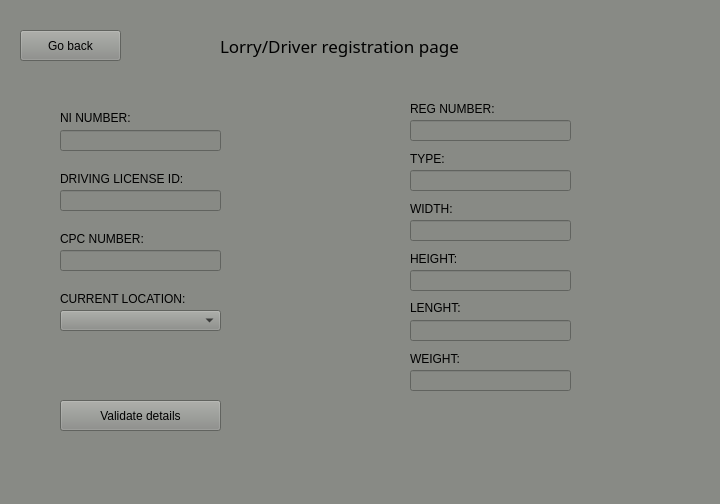
First picture: the form in sdi_app/gui/application.ui, repository FratiaXd/SDI, before the edit.
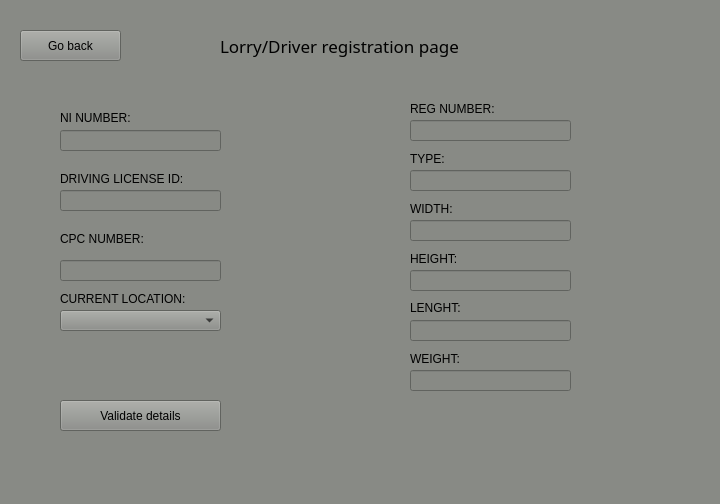
Second picture: the form after the edit. The open tabs and pages were chosen to show the change.

The edit to the form file:
```diff
--- a/sdi_app/gui/application.ui
+++ b/sdi_app/gui/application.ui
@@ -343,8 +343,8 @@
     <widget class="QLineEdit" name="lineEdit_5">
      <property name="geometry">
       <rect>
-       <x>420</x>
-       <y>170</y>
+       <x>70</x>
+       <y>260</y>
        <width>161</width>
        <height>21</height>
       </rect>
@@ -377,7 +377,7 @@
      <property name="geometry">
       <rect>
        <x>420</x>
-       <y>270</y>
+       <y>170</y>
        <width>161</width>
        <height>21</height>
       </rect>
@@ -397,7 +397,7 @@
      <property name="geometry">
       <rect>
        <x>420</x>
-       <y>320</y>
+       <y>270</y>
        <width>161</width>
        <height>21</height>
       </rect>
@@ -407,7 +407,7 @@
      <property name="geometry">
       <rect>
        <x>420</x>
-       <y>370</y>
+       <y>320</y>
        <width>161</width>
        <height>21</height>
       </rect>
@@ -416,8 +416,8 @@
     <widget class="QLineEdit" name="lineEdit_17">
      <property name="geometry">
       <rect>
-       <x>70</x>
-       <y>250</y>
+       <x>420</x>
+       <y>370</y>
        <width>161</width>
        <height>21</height>
       </rect>
```
